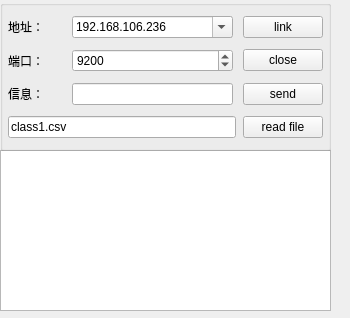
Before: the Qt Designer form csvLinkServer2.ui in 3548848289/SmartDesk, drawn with Qt 5.
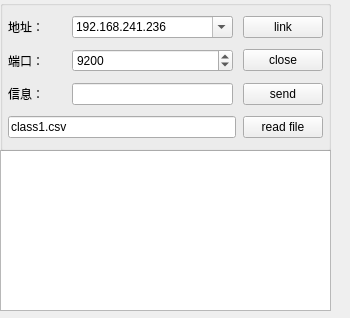
After: the same form once the commit is applied.

The edit to the form file:
```diff
--- a/csvLinkServer2.ui
+++ b/csvLinkServer2.ui
@@ -83,6 +83,11 @@
         <property name="editable">
          <bool>true</bool>
         </property>
+        <item>
+         <property name="text">
+          <string>192.168.241.236</string>
+         </property>
+        </item>
         <item>
          <property name="text">
           <string>192.168.106.236</string>
```
